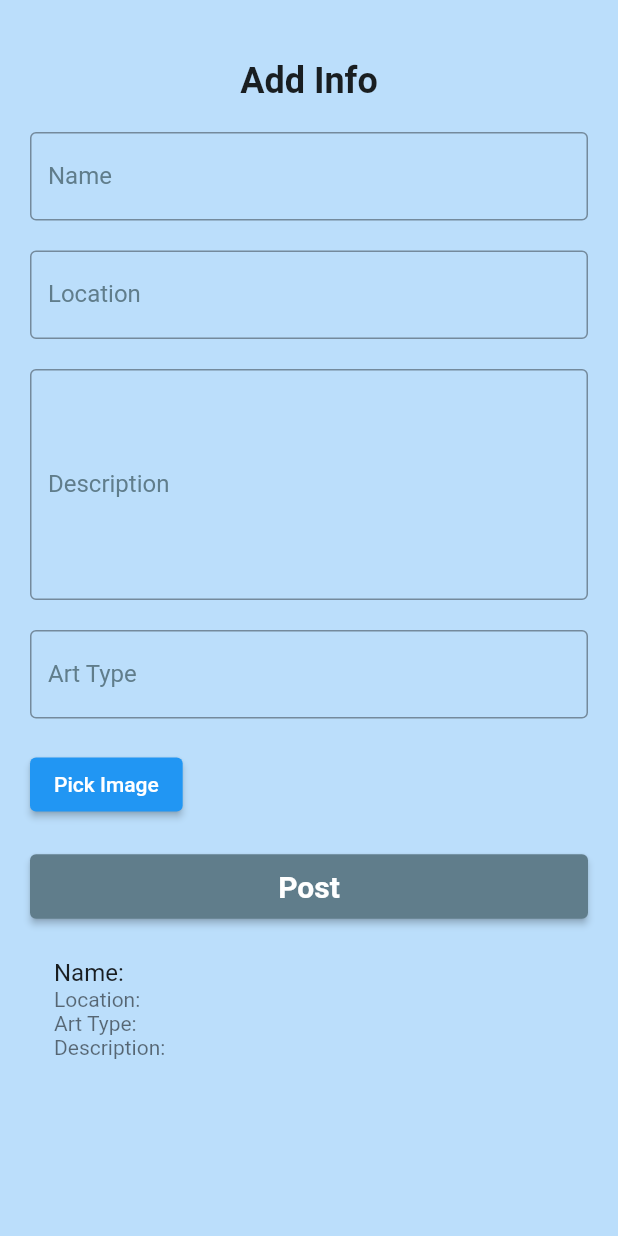
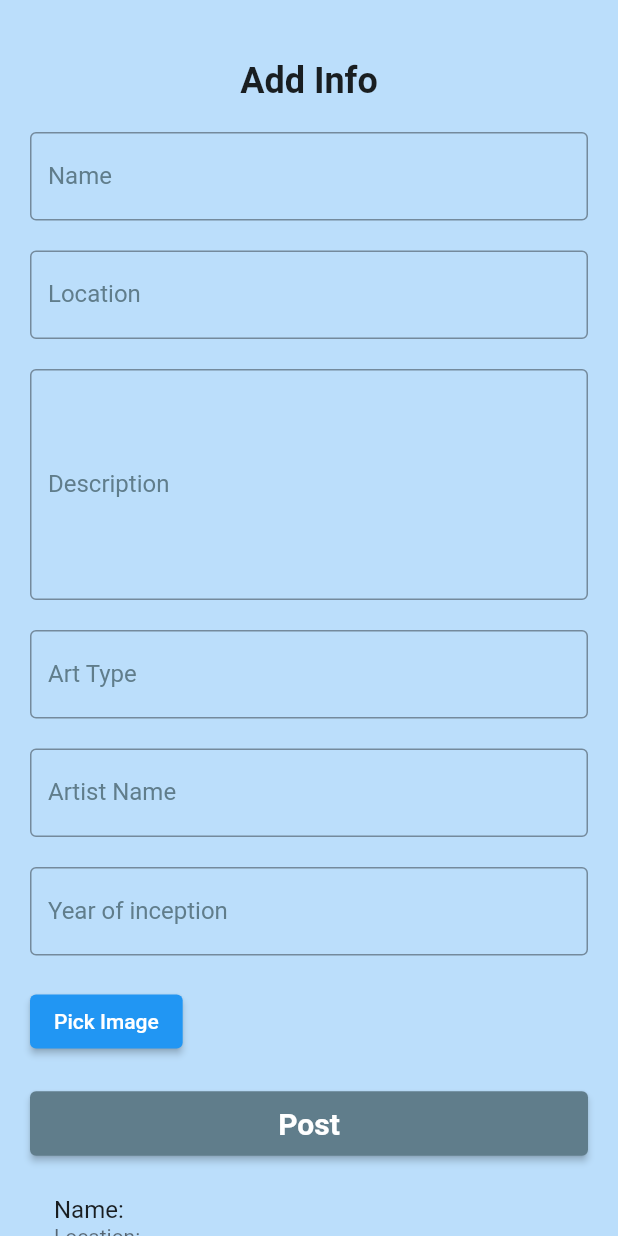
Before and after one commit to ChandradithyaJ/Anvadhi, a Flutter app: the AddpostList screen opened directly, after a tap on "Post", on a phone screen of 412 x 824 dp. Run offline on Flutter 3.47's test engine with Material 2 defaults, Android fonts, the phone set to English and light mode, and no system bars; our stand-ins replace carousel_slider, cloud_firestore, firebase_auth, firebase_core, flutter_map, google_sign_in and 6 more; missing offline and left inert: flutter_cube; accounts and stored records are empty.

Commit message:
share your art with the world

```diff
--- a/lib/Add_post.dart
+++ b/lib/Add_post.dart
@@ -1,5 +1,6 @@
 import 'package:flutter/material.dart';
 import 'package:image_picker/image_picker.dart';
+import 'package:cloud_firestore/cloud_firestore.dart';
 import 'dart:io';
 
 void main() {
@@ -44,6 +45,9 @@ class _AddpostListState extends State<AddpostList> {
   final TextEditingController descController = TextEditingController();
   final TextEditingController artTypeController = TextEditingController();
   final ImagePicker _imagePicker = ImagePicker();
+  final TextEditingController artistNameController = TextEditingController();
+  final TextEditingController yearController = TextEditingController();
+
   XFile? _pickedImage;
   List<Post> posts = [];
 
@@ -60,6 +64,8 @@ class _AddpostListState extends State<AddpostList> {
     String location = locationController.text;
     String description = descController.text;
     String artType = artTypeController.text;
+    String year = yearController.text;
+    String artistName = artistNameController.text;
 
     Post newPost = Post(
       name: name,
@@ -68,6 +74,17 @@ class _AddpostListState extends State<AddpostList> {
       artType: artType,
       imagePath: _pickedImage?.path,
     );
+
+    // update in firestore
+    final artFormsRef = FirebaseFirestore.instance.collection('artForms');
+    Map<String, dynamic> createArtFormEntry = {
+      'artName': name,
+      'artistName': artistName,
+      'year': int.tryParse(year),
+      'latlong': location,
+      'description': description,
+    };
+    artFormsRef.doc(name).set(createArtFormEntry, SetOptions(merge: true));
 
     setState(() {
       posts.add(newPost);
@@ -142,6 +159,26 @@ class _AddpostListState extends State<AddpostList> {
                 ),
               ),
               const SizedBox(height: 20),
+              TextField(
+                controller: artistNameController,
+                decoration: InputDecoration(
+                  hintText: "Artist Name...",
+                  labelText: "Artist Name",
+                  labelStyle: TextStyle(color: Colors.blueGrey),
+                  border: OutlineInputBorder(),
+                ),
+              ),
+              const SizedBox(height: 20),
+              TextField(
+                controller: yearController,
+                decoration: InputDecoration(
+                  hintText: "Year in which the art started...",
+                  labelText: "Year of inception",
+                  labelStyle: TextStyle(color: Colors.blueGrey),
+                  border: OutlineInputBorder(),
+                ),
+              ),
+              const SizedBox(height: 20),
               ElevatedButton(
                 onPressed: _pickImage,
                 child: Text("Pick Image"),
--- a/lib/Arts_display.dart
+++ b/lib/Arts_display.dart
@@ -13,7 +13,6 @@ class ArtsDisplay extends StatelessWidget {
 
   const ArtsDisplay({
     super.key,
-
   });
 
   @override
--- a/lib/main.dart
+++ b/lib/main.dart
@@ -1,6 +1,4 @@
-import 'package:anvadhi/customWidgets/login_or_register_page.dart';
 import 'package:flutter/material.dart';
-import 'package:anvadhi/Hidden_draw.dart';
 import './customWidgets/auth_page.dart';
 import 'package:firebase_core/firebase_core.dart';
 import 'firebase_options.dart';
@@ -15,7 +13,7 @@ void main() async {
   List<Map<String, dynamic>> ArtForms = [];
   Map<String, dynamic> selectedArtForm = {};
 
-  /*** fetch art forms **/
+  /*** fetch art forms ***/
   try {
     final artFormsRef = FirebaseFirestore.instance.collection('artForms');
     List<Map<String, dynamic>> allArtForms = [];
--- a/pubspec.yaml
+++ b/pubspec.yaml
@@ -85,7 +85,7 @@ flutter:
   # To add assets to your application, add an assets section, like this:
   assets:
     - lib/assets/images/google-logo.png
-    - lib/assets/
+    - lib/assets/images/image.jpg
 
     # - lib/assets/images/source/mybot1.jpeg
     # - lib/assets/images/source/mybot3.jpeg
```
